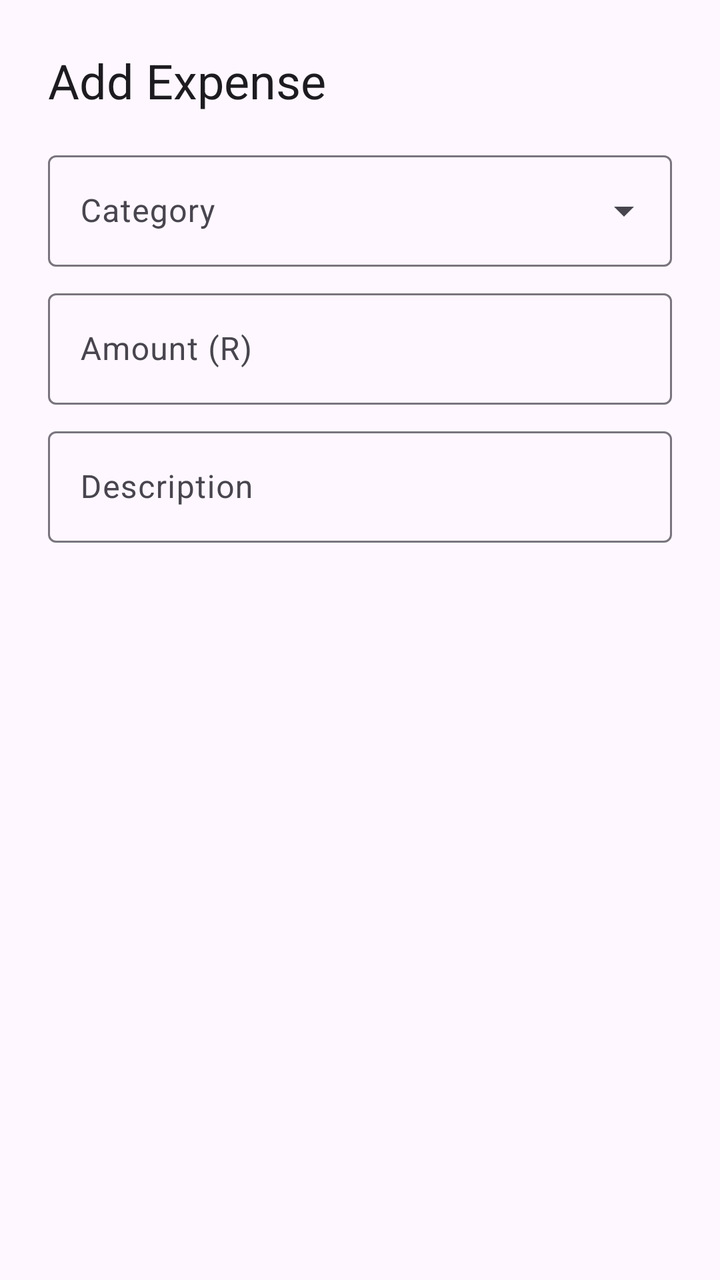
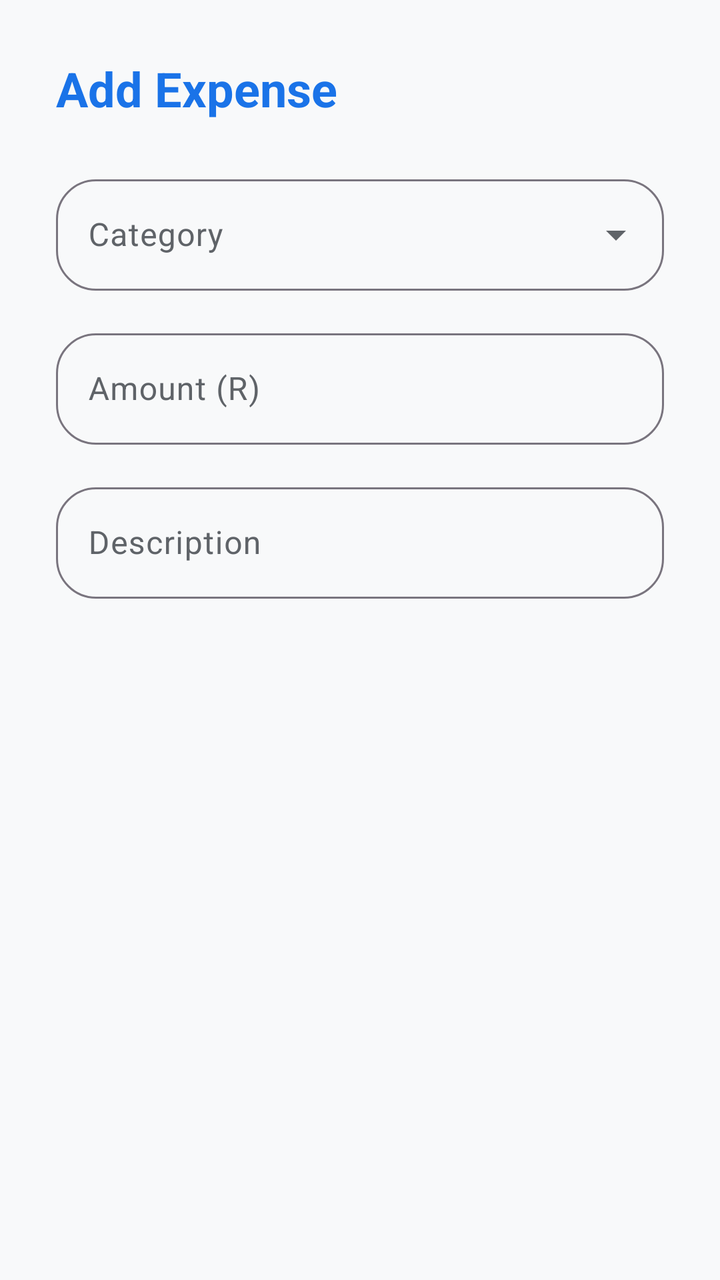

An Android layout rendered at two revisions. The XML below is the earlier revision; the diff shows what the commit changed to produce the second picture.
<!-- AndroidManifest.xml: application theme Theme.CampusSync -->
<!-- res/layout/dialog_add_expense.xml -->
<?xml version="1.0" encoding="utf-8"?>
<LinearLayout xmlns:android="http://schemas.android.com/apk/res/android"
    xmlns:app="http://schemas.android.com/apk/res-auto"
    android:layout_width="match_parent"
    android:layout_height="wrap_content"
    android:orientation="vertical"
    android:padding="24dp">

    <TextView
        android:id="@+id/tvDialogTitle"
        android:layout_width="wrap_content"
        android:layout_height="wrap_content"
        android:text="Add Expense"
        android:textAppearance="@style/TextAppearance.Material3.HeadlineSmall"
        android:layout_marginBottom="16dp" />

    <com.google.android.material.textfield.TextInputLayout
        android:id="@+id/tilCategory"
        style="@style/Widget.Material3.TextInputLayout.OutlinedBox.ExposedDropdownMenu"
        android:layout_width="match_parent"
        android:layout_height="wrap_content"
        android:layout_marginBottom="8dp"
        android:hint="Category">
        <com.google.android.material.textfield.MaterialAutoCompleteTextView
            android:id="@+id/actvCategory"
            android:layout_width="match_parent"
            android:layout_height="wrap_content"
            android:inputType="none" />
    </com.google.android.material.textfield.TextInputLayout>

    <com.google.android.material.textfield.TextInputLayout
        android:id="@+id/tilAmount"
        style="@style/Widget.Material3.TextInputLayout.OutlinedBox"
        android:layout_width="match_parent"
        android:layout_height="wrap_content"
        android:layout_marginBottom="8dp"
        android:hint="Amount (R)">
        <com.google.android.material.textfield.TextInputEditText
            android:id="@+id/etAmount"
            android:layout_width="match_parent"
            android:layout_height="wrap_content"
            android:inputType="numberDecimal" />
    </com.google.android.material.textfield.TextInputLayout>

    <com.google.android.material.textfield.TextInputLayout
        android:id="@+id/tilDescription"
        style="@style/Widget.Material3.TextInputLayout.OutlinedBox"
        android:layout_width="match_parent"
        android:layout_height="wrap_content"
        android:hint="Description">
        <com.google.android.material.textfield.TextInputEditText
            android:id="@+id/etDescription"
            android:layout_width="match_parent"
            android:layout_height="wrap_content"
            android:inputType="textCapSentences" />
    </com.google.android.material.textfield.TextInputLayout>

</LinearLayout>
<!-- resources referenced by this layout -->
<resources>
  <style name="Theme.CampusSync" parent="Base.Theme.CampusSync" />
  <style name="Base.Theme.CampusSync" parent="Theme.Material3.DayNight.NoActionBar">
          
          
      </style>
</resources>

<!-- the commit's change to res/layout/dialog_add_expense.xml (unified diff, before → after) -->
@@ -4,23 +4,30 @@
     android:layout_width="match_parent"
     android:layout_height="wrap_content"
     android:orientation="vertical"
-    android:padding="24dp">
+    android:padding="28dp">
 
     <TextView
         android:id="@+id/tvDialogTitle"
         android:layout_width="wrap_content"
         android:layout_height="wrap_content"
+        android:layout_marginBottom="24dp"
         android:text="Add Expense"
         android:textAppearance="@style/TextAppearance.Material3.HeadlineSmall"
-        android:layout_marginBottom="16dp" />
+        android:textColor="@color/primary_blue"
+        android:textStyle="bold" />
 
     <com.google.android.material.textfield.TextInputLayout
         android:id="@+id/tilCategory"
         style="@style/Widget.Material3.TextInputLayout.OutlinedBox.ExposedDropdownMenu"
         android:layout_width="match_parent"
         android:layout_height="wrap_content"
-        android:layout_marginBottom="8dp"
-        android:hint="Category">
+        android:layout_marginBottom="16dp"
+        android:hint="Category"
+        app:boxCornerRadiusBottomEnd="20dp"
+        app:boxCornerRadiusBottomStart="20dp"
+        app:boxCornerRadiusTopEnd="20dp"
+        app:boxCornerRadiusTopStart="20dp">
+
         <com.google.android.material.textfield.MaterialAutoCompleteTextView
             android:id="@+id/actvCategory"
             android:layout_width="match_parent"
@@ -33,8 +40,13 @@
         style="@style/Widget.Material3.TextInputLayout.OutlinedBox"
         android:layout_width="match_parent"
         android:layout_height="wrap_content"
-        android:layout_marginBottom="8dp"
-        android:hint="Amount (R)">
+        android:layout_marginBottom="16dp"
+        android:hint="Amount (R)"
+        app:boxCornerRadiusBottomEnd="20dp"
+        app:boxCornerRadiusBottomStart="20dp"
+        app:boxCornerRadiusTopEnd="20dp"
+        app:boxCornerRadiusTopStart="20dp">
+
         <com.google.android.material.textfield.TextInputEditText
             android:id="@+id/etAmount"
             android:layout_width="match_parent"
@@ -47,7 +59,12 @@
         style="@style/Widget.Material3.TextInputLayout.OutlinedBox"
         android:layout_width="match_parent"
         android:layout_height="wrap_content"
-        android:hint="Description">
+        android:hint="Description"
+        app:boxCornerRadiusBottomEnd="20dp"
+        app:boxCornerRadiusBottomStart="20dp"
+        app:boxCornerRadiusTopEnd="20dp"
+        app:boxCornerRadiusTopStart="20dp">
+
         <com.google.android.material.textfield.TextInputEditText
             android:id="@+id/etDescription"
             android:layout_width="match_parent"
<!-- resource entries referenced after the edit -->
@@ -1,9 +1,45 @@
 <!-- resources referenced by this layout -->
 <resources>
+  <color name="primary_blue">#1A73E8</color>
   <style name="Theme.CampusSync" parent="Base.Theme.CampusSync" />
   <style name="Base.Theme.CampusSync" parent="Theme.Material3.DayNight.NoActionBar">
           
+          <item name="colorPrimary">@color/primary_blue</item>
+          <item name="colorOnPrimary">@color/on_primary</item>
+          <item name="colorPrimaryContainer">@color/primary_light</item>
+          <item name="colorOnPrimaryContainer">@color/primary_blue</item>
+  
           
+          <item name="colorError">@color/accent_red</item>
+          <item name="colorOnError">@color/on_error</item>
+  
+          
+          <item name="android:windowBackground">@color/bg_soft</item>
+          <item name="colorSurface">@color/surface</item>
+          <item name="colorOnSurface">@color/text_main</item>
+          <item name="colorOnSurfaceVariant">@color/text_secondary</item>
+  
+          
+          <item name="shapeAppearanceLargeComponent">@style/ShapeAppearance.CampusSync.Rounded.Large</item>
+          <item name="shapeAppearanceMediumComponent">@style/ShapeAppearance.CampusSync.Rounded.Medium</item>
+          <item name="shapeAppearanceSmallComponent">@style/ShapeAppearance.CampusSync.Rounded.Small</item>
+      </style>
+  <color name="on_primary">#FFFFFF</color>
+  <color name="primary_light">#E8F0FE</color>
+  <color name="accent_red">#EA4335</color>
+  <color name="on_error">#FFFFFF</color>
+  <color name="bg_soft">#F8F9FA</color>
+  <color name="surface">#FFFFFF</color>
+  <color name="text_main">#202124</color>
+  <color name="text_secondary">#5F6368</color>
+  <style name="ShapeAppearance.CampusSync.Rounded.Large" parent="ShapeAppearance.Material3.LargeComponent">
+          <item name="cornerSize">28dp</item>
+      </style>
+  <style name="ShapeAppearance.CampusSync.Rounded.Medium" parent="ShapeAppearance.Material3.MediumComponent">
+          <item name="cornerSize">20dp</item>
+      </style>
+  <style name="ShapeAppearance.CampusSync.Rounded.Small" parent="ShapeAppearance.Material3.SmallComponent">
+          <item name="cornerSize">16dp</item>
       </style>
 </resources>
 
